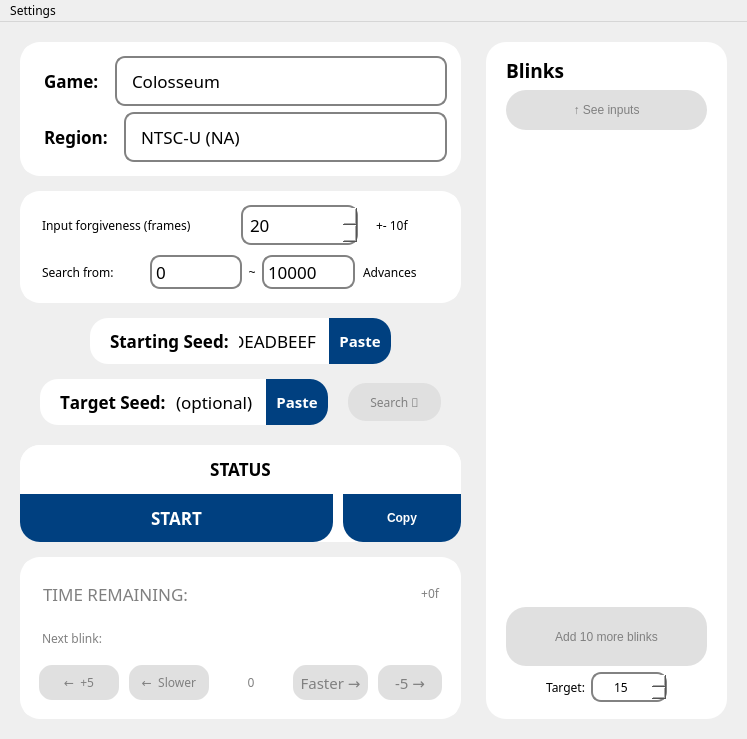
Qt form OpenBlink/GuiProjectBackup/OpenBlink2/mainwindow.ui (KapitalRoser/OpenBlink) before a commit.
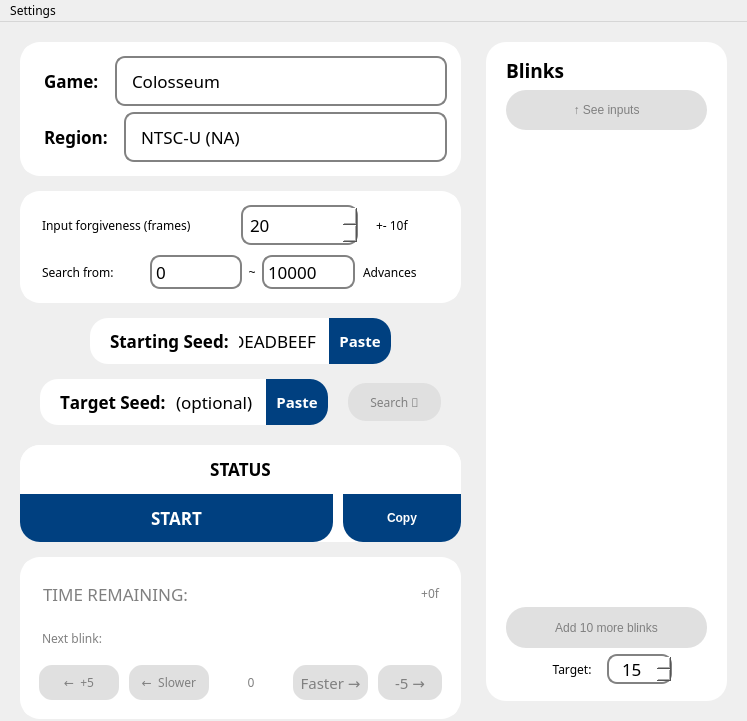
The same form after that commit. Icons and pictures are not drawn.

Patch:
```diff
--- a/OpenBlink/GuiProjectBackup/OpenBlink2/mainwindow.ui
+++ b/OpenBlink/GuiProjectBackup/OpenBlink2/mainwindow.ui
@@ -7,18 +7,30 @@
     <x>0</x>
     <y>0</y>
     <width>747</width>
-    <height>717</height>
+    <height>721</height>
    </rect>
   </property>
   <property name="sizePolicy">
-   <sizepolicy hsizetype="Preferred" vsizetype="Preferred">
+   <sizepolicy hsizetype="Fixed" vsizetype="Fixed">
     <horstretch>0</horstretch>
     <verstretch>0</verstretch>
    </sizepolicy>
   </property>
+  <property name="minimumSize">
+   <size>
+    <width>747</width>
+    <height>721</height>
+   </size>
+  </property>
+  <property name="maximumSize">
+   <size>
+    <width>747</width>
+    <height>721</height>
+   </size>
+  </property>
   <property name="font">
    <font>
-    <family>Century Gothic</family>
+    <family>.Apple Color Emoji UI</family>
    </font>
   </property>
   <property name="windowTitle">
@@ -1536,8 +1548,8 @@
          <widget class="QTableWidget" name="outTable">
           <property name="geometry">
            <rect>
-            <x>0</x>
-            <y>9</y>
+            <x>15</x>
+            <y>0</y>
             <width>201</width>
             <height>451</height>
            </rect>
@@ -1618,6 +1630,9 @@
        </item>
        <item>
         <layout class="QHBoxLayout" name="arbTargetLayout" stretch="0,1,2,0">
+         <property name="spacing">
+          <number>5</number>
+         </property>
          <property name="rightMargin">
           <number>0</number>
          </property>
@@ -1626,9 +1641,12 @@
            <property name="orientation">
             <enum>Qt::Horizontal</enum>
            </property>
+           <property name="sizeType">
+            <enum>QSizePolicy::Expanding</enum>
+           </property>
            <property name="sizeHint" stdset="0">
             <size>
-             <width>40</width>
+             <width>20</width>
              <height>20</height>
             </size>
            </property>
@@ -1636,13 +1654,28 @@
          </item>
          <item>
           <widget class="QLabel" name="label_2">
+           <property name="sizePolicy">
+            <sizepolicy hsizetype="Fixed" vsizetype="Preferred">
+             <horstretch>0</horstretch>
+             <verstretch>0</verstretch>
+            </sizepolicy>
+           </property>
+           <property name="minimumSize">
+            <size>
+             <width>60</width>
+             <height>0</height>
+            </size>
+           </property>
            <property name="font">
             <font>
              <family>Century Gothic</family>
             </font>
            </property>
            <property name="styleSheet">
-            <string notr="true">QLabel:disabled{
+            <string notr="true">QLabel{
+margin:5px;
+}
+QLabel:disabled{
 color:grey;
 }</string>
            </property>
@@ -1657,7 +1690,7 @@
          <item>
           <widget class="QSpinBox" name="arbTargetBox">
            <property name="sizePolicy">
-            <sizepolicy hsizetype="Minimum" vsizetype="Fixed">
+            <sizepolicy hsizetype="Preferred" vsizetype="Fixed">
              <horstretch>0</horstretch>
              <verstretch>0</verstretch>
             </sizepolicy>
@@ -1668,10 +1701,18 @@
              <height>30</height>
             </size>
            </property>
+           <property name="maximumSize">
+            <size>
+             <width>65</width>
+             <height>16777215</height>
+            </size>
+           </property>
            <property name="font">
             <font>
-             <family>Century Gothic</family>
-             <pointsize>9</pointsize>
+             <family>CenturyGothic</family>
+             <pointsize>13</pointsize>
+             <italic>false</italic>
+             <bold>false</bold>
             </font>
            </property>
            <property name="styleSheet">
@@ -1720,7 +1761,7 @@
            </property>
            <property name="sizeHint" stdset="0">
             <size>
-             <width>40</width>
+             <width>20</width>
              <height>20</height>
             </size>
            </property>
```
Left out of the diff: 1 changed line with no effect on the pictures.
